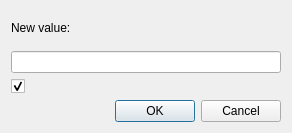
This is src/widgets/input_dialog_with_check_box.ui in Kangie/solarus as Qt 5 draws it before an edit. The edited form follows.
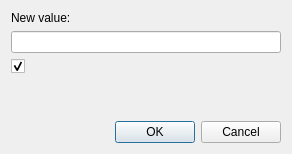
This is the edited form.

Patch:
```diff
--- a/src/widgets/input_dialog_with_check_box.ui
+++ b/src/widgets/input_dialog_with_check_box.ui
@@ -7,14 +7,38 @@
     <x>0</x>
     <y>0</y>
     <width>292</width>
-    <height>133</height>
+    <height>154</height>
    </rect>
   </property>
   <layout class="QVBoxLayout" name="verticalLayout_3">
    <item>
     <layout class="QVBoxLayout" name="vertical_layout_2">
+     <property name="leftMargin">
+      <number>0</number>
+     </property>
+     <property name="topMargin">
+      <number>0</number>
+     </property>
+     <property name="rightMargin">
+      <number>0</number>
+     </property>
+     <property name="bottomMargin">
+      <number>0</number>
+     </property>
      <item>
       <layout class="QVBoxLayout" name="vertical_layout">
+       <property name="leftMargin">
+        <number>0</number>
+       </property>
+       <property name="topMargin">
+        <number>0</number>
+       </property>
+       <property name="rightMargin">
+        <number>0</number>
+       </property>
+       <property name="bottomMargin">
+        <number>0</number>
+       </property>
        <item>
         <widget class="QLabel" name="value_label">
          <property name="text">
@@ -37,6 +61,19 @@
        </item>
       </layout>
      </item>
+     <item>
+      <spacer name="verticalSpacer">
+       <property name="orientation">
+        <enum>Qt::Orientation::Vertical</enum>
+       </property>
+       <property name="sizeHint" stdset="0">
+        <size>
+         <width>0</width>
+         <height>0</height>
+        </size>
+       </property>
+      </spacer>
+     </item>
      <item>
       <widget class="QDialogButtonBox" name="button_box">
        <property name="orientation">
```
Left out of the diff: 4 changed lines with no effect on the pictures.
